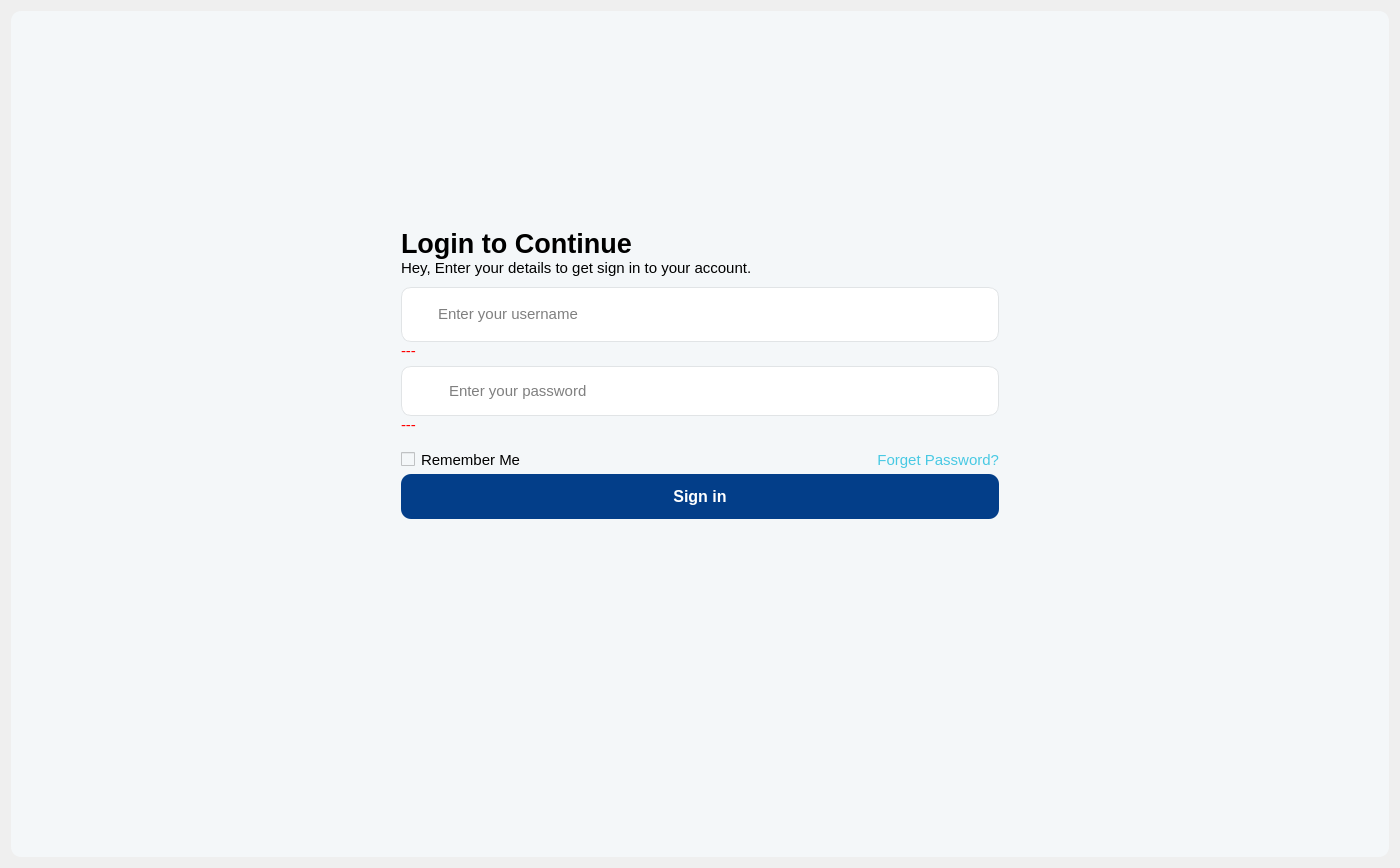
The window that uiFiles/signin.ui (Rex-Honey/medidozeNoDb) describes before a commit, drawn with Qt 5.
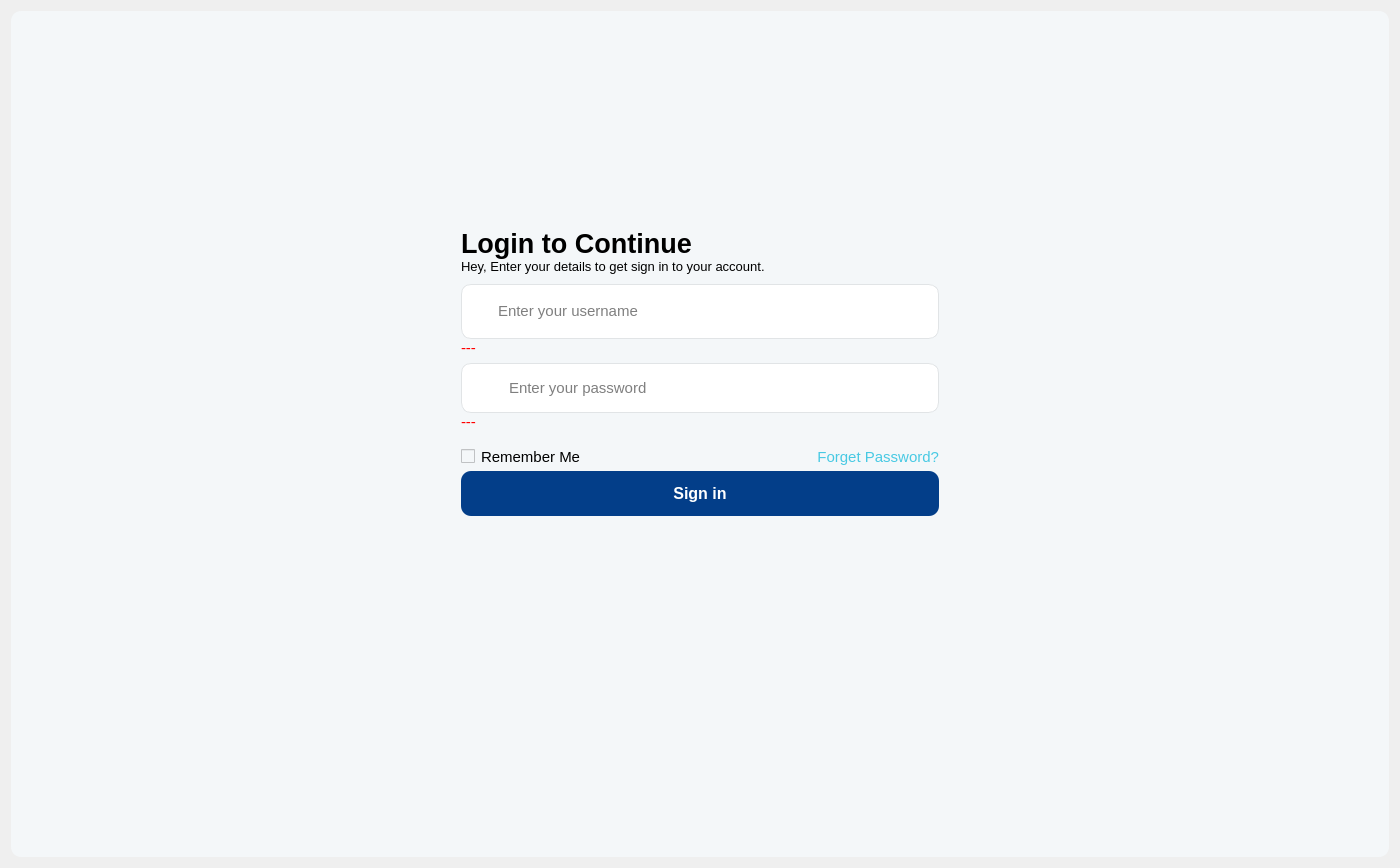
The same window after the commit. Icons and pictures are not drawn.

Commit message: Update signin.ui layout margins and font size for improved UI consistency.

```diff
--- a/uiFiles/signin.ui
+++ b/uiFiles/signin.ui
@@ -47,13 +47,13 @@
       <item>
        <layout class="QVBoxLayout" name="verticalLayout_5">
         <property name="leftMargin">
-         <number>390</number>
+         <number>450</number>
         </property>
         <property name="topMargin">
          <number>200</number>
         </property>
         <property name="rightMargin">
-         <number>390</number>
+         <number>450</number>
         </property>
         <property name="bottomMargin">
          <number>60</number>
@@ -111,6 +111,7 @@
 font-weight: 400;
 line-height:20px;
 padding:(0px,5px);
+font-size:10pt
 }</string>
           </property>
           <property name="text">
```
